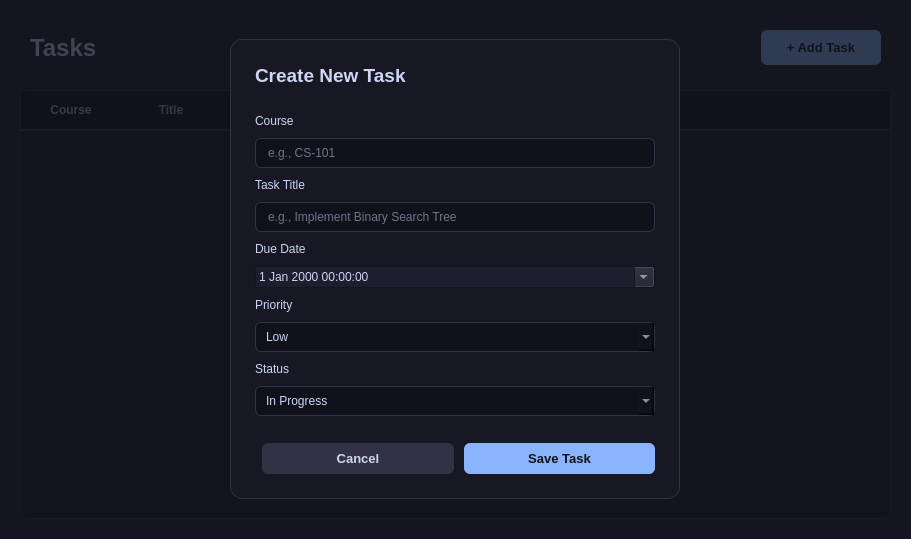
Qt form page_tasks.ui (Maxessien/C-Study-Planner) before a commit.
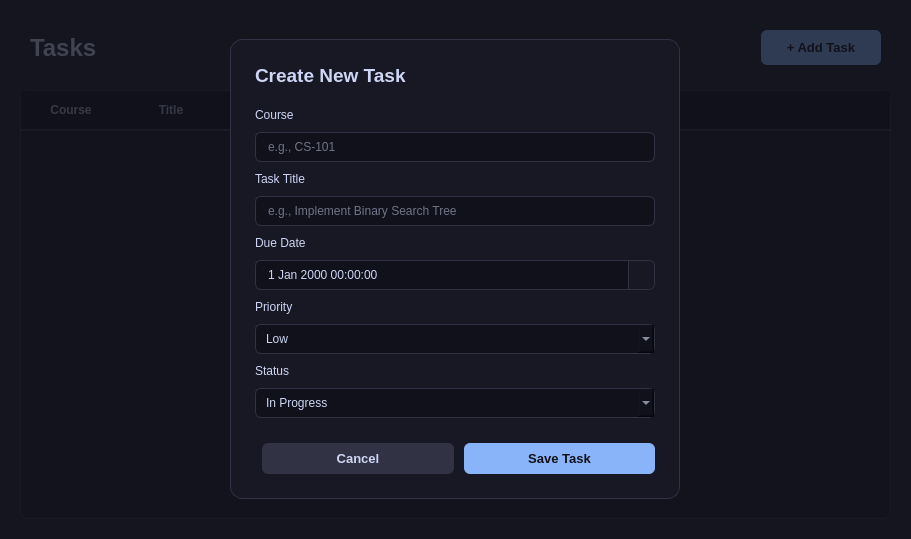
The same form after that commit.

Patch:
```diff
--- a/page_tasks.ui
+++ b/page_tasks.ui
@@ -94,6 +94,53 @@
         border: 1px solid #313244;
         border-radius: 12px;
     }
+    /* General styling for the Date Time Edit */
+    QDateTimeEdit {
+        background-color: #11111b;
+        border: 1px solid #313244;
+        border-radius: 6px;
+        padding: 6px 10px;
+        color: #cdd6f4;
+    }
+
+    QDateTimeEdit:focus {
+        border: 1px solid #89b4fa;
+    }
+
+    /* Style the small drop-down button */
+    QDateTimeEdit::drop-down {
+        subcontrol-origin: padding;
+        subcontrol-position: top right;
+        width: 25px;
+        border-left: 1px solid #313244;
+        background: #181825;
+        border-top-right-radius: 6px;
+        border-bottom-right-radius: 6px;
+    }
+
+    /* Calendar popup customization */
+    QCalendarWidget QAbstractItemView:enabled {
+        color: #cdd6f4;
+        background-color: #11111b;
+        selection-background-color: #89b4fa;
+        selection-color: #11111b;
+    }
+
+    QCalendarWidget QWidget#qt_calendar_navigationbar {
+        background-color: #181825;
+        border-bottom: 1px solid #313244;
+    }
+
+    QCalendarWidget QToolButton {
+        color: #cdd6f4;
+        background-color: transparent;
+        border: none;
+        padding: 5px;
+    }
+
+    QCalendarWidget QToolButton:hover {
+        background-color: #313244;
+    }
    </string>
   </property>
   <layout class="QGridLayout" name="rootGridLayout">
```
